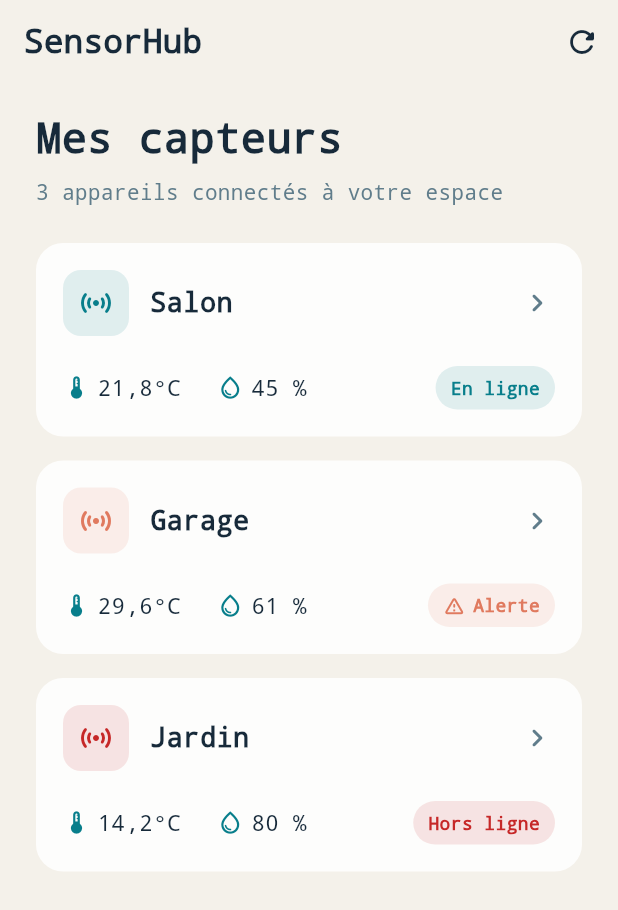
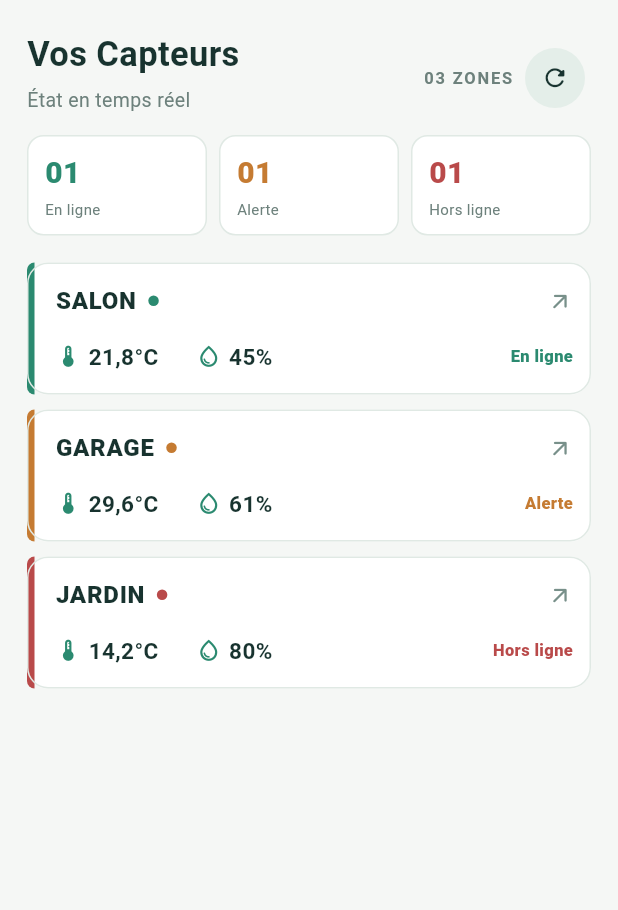
Before and after one commit to MathiasJourdain/SensorHub, a Flutter app: the screen it shows after launch, on a phone screen of 412 x 824 dp. Shown: the top 910 px of the screen. Run offline on Flutter 3.47's test engine with Material 3 defaults, Android fonts, the light colour scheme and no system bars; our stand-ins replace auto_route, freezed_annotation.

Commit message:
étape 3 et 4

```diff
--- a/lib/dashboard_view_model.dart
+++ b/lib/dashboard_view_model.dart
@@ -1,42 +1,58 @@
+import 'package:flutter/foundation.dart';
+
 import 'sensor.dart';
+import 'sensor_repository.dart';
 
-class DashboardViewModel {
-  const DashboardViewModel();
+sealed class AsyncState<T> {
+  const AsyncState();
+}
 
-  static const List<Sensor> _sensors = [
-    Sensor(
-      id: '1',
-      name: 'Salon',
-      temperature: 21.8,
-      humidity: 45,
-      battery: 82,
-      status: 'En ligne',
-    ),
-    Sensor(
-      id: '2',
-      name: 'Garage',
-      temperature: 29.6,
-      humidity: 61,
-      battery: 64,
-      status: 'Alerte',
-    ),
-    Sensor(
-      id: '3',
-      name: 'Jardin',
-      temperature: 14.2,
-      humidity: 80,
-      battery: 12,
-      status: 'Hors ligne',
-    ),
-  ];
+final class Loading<T> extends AsyncState<T> {
+  const Loading();
+}
 
-  List<Sensor> get sensors => _sensors;
+final class Content<T> extends AsyncState<T> {
+  final T value;
+  const Content(this.value);
+}
 
-  int get sensorCount => _sensors.length;
+final class Failure<T> extends AsyncState<T> {
+  final String message;
+  const Failure(this.message);
+}
 
+class DashboardViewModel extends ChangeNotifier {
+  final SensorRepository _repository;
+  AsyncState<List<Sensor>> _state = const Loading();
+  DashboardViewModel({SensorRepository? repository})
+    : _repository =
+          repository ??
+          (simulateRepositoryError
+              ? const FakeSensorRepository(error: 'Erreur réseau')
+              : const FakeSensorRepository());
+  AsyncState<List<Sensor>> get state => _state;
+  List<Sensor> get sensors => switch (_state) {
+    Content(value: final value) => value,
+    _ => const <Sensor>[],
+  };
+
+  int get sensorCount => sensors.length;
   int get onlineCount =>
-      _sensors.where((sensor) => sensor.status != 'Hors ligne').length;
+      sensors.where((sensor) => sensor.status != 'Hors ligne').length;
+  bool get hasOfflineSensors =>
+      sensors.any((sensor) => sensor.status == 'Hors ligne');
+  Future<void> load() async {
+    _setState(const Loading());
+    try {
+      final sensors = await _repository.fetchAll();
+      _setState(Content(List.unmodifiable(sensors)));
+    } catch (error) {
+      _setState(Failure(error.toString()));
+    }
+  }
 
-  bool get hasOfflineSensors =>
-      _sensors.any((sensor) => sensor.status == 'Hors ligne');
+  void _setState(AsyncState<List<Sensor>> value) {
+    _state = value;
+    notifyListeners();
+  }
 }
--- a/lib/main.dart
+++ b/lib/main.dart
@@ -4,6 +4,7 @@ import 'package:auto_route/auto_route.dart';
 import 'app_router.dart';
 import 'dashboard_view_model.dart';
 import 'sensor_card.dart';
+import 'sensor.dart';
 
 void main() {
   runApp(const MyApp());
@@ -19,19 +20,19 @@ class MyApp extends StatelessWidget {
       debugShowCheckedModeBanner: false,
       theme: ThemeData(
         useMaterial3: true,
-        scaffoldBackgroundColor: const Color(0xFFF4F1EA),
+        scaffoldBackgroundColor: const Color(0xFFF5F7F5),
         colorScheme:
             ColorScheme.fromSeed(
-              seedColor: const Color(0xFF087E8B),
+              seedColor: const Color(0xFF1D6B5B),
               brightness: Brightness.light,
             ).copyWith(
-              primary: const Color(0xFF087E8B),
-              onSurface: const Color(0xFF172A3A),
+              primary: const Color(0xFF1D6B5B),
+              onSurface: const Color(0xFF18332F),
             ),
-        fontFamily: 'monospace',
+        fontFamily: 'sans-serif',
         appBarTheme: const AppBarTheme(
           backgroundColor: Colors.transparent,
-          foregroundColor: Color(0xFF172A3A),
+          foregroundColor: Color(0xFF18332F),
           elevation: 0,
           scrolledUnderElevation: 0,
         ),
@@ -42,74 +43,220 @@ class MyApp extends StatelessWidget {
 }
 
 @RoutePage()
-class SensorListScreen extends StatelessWidget {
-  final DashboardViewModel viewModel;
+class SensorListScreen extends StatefulWidget {
+  final DashboardViewModel? viewModel;
 
-  const SensorListScreen({
-    super.key,
-    this.viewModel = const DashboardViewModel(),
+  const SensorListScreen({super.key, this.viewModel});
+
+  @override
+  State<SensorListScreen> createState() => _SensorListScreenState();
+}
+
+class _SensorListScreenState extends State<SensorListScreen> {
+  late final DashboardViewModel viewModel;
+  late final bool ownsViewModel;
+
+  @override
+  void initState() {
+    super.initState();
+    ownsViewModel = widget.viewModel == null;
+    viewModel = widget.viewModel ?? DashboardViewModel();
+    viewModel.load();
+  }
+
+  @override
+  void dispose() {
+    if (ownsViewModel) {
+      viewModel.dispose();
+    }
+    super.dispose();
+  }
+
+  @override
+  Widget build(BuildContext context) {
+    return Scaffold(
+      body: ListenableBuilder(
+        listenable: viewModel,
+        builder: (context, _) {
+          return SafeArea(
+            child: Padding(
+              padding: const EdgeInsets.fromLTRB(18, 16, 18, 12),
+              child: Column(
+                crossAxisAlignment: CrossAxisAlignment.start,
+                children: [
+                  const SizedBox(height: 4),
+                  Row(
+                    mainAxisAlignment: MainAxisAlignment.spaceBetween,
+                    crossAxisAlignment: CrossAxisAlignment.end,
+                    children: [
+                      const Column(
+                        crossAxisAlignment: CrossAxisAlignment.start,
+                        children: [
+                          Text(
+                            'Vos Capteurs',
+                            style: TextStyle(
+                              fontSize: 23,
+                              color: Color(0xFF18332F),
+                              fontWeight: FontWeight.w700,
+                            ),
+                          ),
+                          SizedBox(height: 4),
+                          Text(
+                            'État en temps réel',
+                            style: TextStyle(
+                              fontSize: 13,
+                              color: Color(0xFF6D817C),
+                            ),
+                          ),
+                        ],
+                      ),
+                      Row(
+                        children: [
+                          Text(
+                            '${viewModel.sensorCount.toString().padLeft(2, '0')} ZONES',
+                            style: const TextStyle(
+                              fontSize: 11,
+                              color: Color(0xFF6D817C),
+                              fontWeight: FontWeight.w700,
+                              letterSpacing: 1.2,
+                            ),
+                          ),
+                          const SizedBox(width: 4),
+                          IconButton(
+                            tooltip: 'Actualiser',
+                            onPressed: viewModel.load,
+                            icon: const Icon(Icons.refresh_rounded, size: 19),
+                            color: Color(0xFF18332F),
+                            style: IconButton.styleFrom(
+                              backgroundColor: Color(0xFFE4EEE9),
+                            ),
+                          ),
+                        ],
+                      ),
+                    ],
+                  ),
+                  const SizedBox(height: 14),
+                  _OverviewStrip(sensors: viewModel.sensors),
+                  const SizedBox(height: 18),
+                  Expanded(child: _buildState(context)),
+                ],
+              ),
+            ),
+          );
+        },
+      ),
+    );
+  }
+
+  Widget _buildState(BuildContext context) => switch (viewModel.state) {
+    Loading() => const Center(child: CircularProgressIndicator()),
+    Failure(message: final message) => Center(
+      child: Column(
+        mainAxisSize: MainAxisSize.min,
+        children: [
+          const Icon(Icons.error_outline_rounded, size: 42),
+          const SizedBox(height: 12),
+          Text(message, textAlign: TextAlign.center),
+          const SizedBox(height: 12),
+          FilledButton.icon(
+            onPressed: viewModel.load,
+            icon: const Icon(Icons.refresh_rounded),
+            label: const Text('Réessayer'),
+          ),
+        ],
+      ),
+    ),
+    Content(value: final sensors) when sensors.isEmpty => const Center(
+      child: Text('Aucun capteur disponible'),
+    ),
+    Content(value: final sensors) => ListView.builder(
+      itemCount: sensors.length,
+      itemBuilder: (context, index) {
+        final sensor = sensors[index];
+        return SensorCard(
+          sensor: sensor,
+          onTap: () => context.router.push(SensorDetailRoute(sensor: sensor)),
+        );
+      },
+    ),
+  };
+}
+
+class _OverviewStrip extends StatelessWidget {
+  final List<Sensor> sensors;
+
+  const _OverviewStrip({required this.sensors});
+
+  @override
+  Widget build(BuildContext context) {
+    final online = sensors
+        .where((sensor) => sensor.status == 'En ligne')
+        .length;
+    final alerts = sensors.where((sensor) => sensor.status == 'Alerte').length;
+    final offline = sensors
+        .where((sensor) => sensor.status == 'Hors ligne')
+        .length;
+
+    return Row(
+      children: [
+        _OverviewItem(
+          value: online,
+          label: 'En ligne',
+          color: const Color(0xFF2B8A70),
+        ),
+        const SizedBox(width: 8),
+        _OverviewItem(
+          value: alerts,
+          label: 'Alerte',
+          color: const Color(0xFFC57B32),
+        ),
+        const SizedBox(width: 8),
+        _OverviewItem(
+          value: offline,
+          label: 'Hors ligne',
+          color: const Color(0xFFB94A4A),
+        ),
+      ],
+    );
+  }
+}
+
+class _OverviewItem extends StatelessWidget {
+  final int value;
+  final String label;
+  final Color color;
+
+  const _OverviewItem({
+    required this.value,
+    required this.label,
+    required this.color,
   });
 
   @override
   Widget build(BuildContext context) {
-    return Scaffold(
-      appBar: AppBar(
-        title: const Text(
-          'SensorHub',
-          style: TextStyle(
-            color: Color(0xFF172A3A),
-            fontSize: 22,
-            fontWeight: FontWeight.w700,
-          ),
+    return Expanded(
+      child: Container(
+        padding: const EdgeInsets.fromLTRB(11, 10, 8, 10),
+        decoration: BoxDecoration(
+          color: Colors.white,
+          borderRadius: BorderRadius.circular(11),
+          border: Border.all(color: const Color(0xFFE0E9E4)),
         ),
-        actions: [
-          IconButton(
-            tooltip: 'Actualiser',
-            icon: const Icon(Icons.refresh_rounded),
-            mouseCursor: SystemMouseCursors.click,
-            hoverColor: const Color(0x1A087E8B),
-            splashColor: const Color(0x40087E8B),
-            highlightColor: const Color(0x30087E8B),
-            splashRadius: 25,
-            onPressed: () {
-              // Logique de rafraîchissement future
-            },
-          ),
-        ],
-      ),
-      body: Padding(
-        padding: const EdgeInsets.symmetric(horizontal: 24.0, vertical: 16.0),
         child: Column(
           crossAxisAlignment: CrossAxisAlignment.start,
           children: [
-            const Text(
-              'Mes capteurs',
+            Text(
+              value.toString().padLeft(2, '0'),
               style: TextStyle(
-                fontSize: 28,
-                color: Color(0xFF172A3A),
-                fontWeight: FontWeight.w700,
+                fontSize: 20,
+                color: color,
+                fontWeight: FontWeight.w800,
               ),
             ),
-            const SizedBox(height: 6),
+            const SizedBox(height: 2),
             Text(
-              '${viewModel.sensorCount} appareils connectés à votre espace',
-              style: TextStyle(color: Colors.blueGrey, fontSize: 14),
-            ),
-            const SizedBox(height: 24),
-            Expanded(
-              // 2. Afficher ces capteurs dans une liste
-              child: ListView.builder(
-                itemCount: viewModel.sensors.length,
-                itemBuilder: (context, index) {
-                  // 3. Extraire et utiliser le widget SensorCard
-                  final sensor = viewModel.sensors[index];
-                  return SensorCard(
-                    sensor: sensor,
-                    onTap: () =>
-                        context.router.push(SensorDetailRoute(sensor: sensor)),
-                  );
-                },
-              ),
+              label,
+              style: const TextStyle(fontSize: 10, color: Color(0xFF6D817C)),
             ),
           ],
         ),
--- a/lib/sensor_card.dart
+++ b/lib/sensor_card.dart
@@ -20,101 +20,102 @@ class _SensorCardState extends State<SensorCard> {
     final isOffline = widget.sensor.status == 'Hors ligne';
     final isAlert = widget.sensor.status == 'Alerte';
     final accent = isOffline
-        ? const Color(0xFFC62828)
+        ? const Color(0xFFB94A4A)
         : isAlert
-        ? const Color(0xFFE07A5F)
-        : const Color(0xFF087E8B);
+        ? const Color(0xFFC57B32)
+        : const Color(0xFF2B8A70);
 
     return AnimatedScale(
       scale: isPressed ? 0.97 : 1,
       duration: const Duration(milliseconds: 100),
       curve: Curves.easeOut,
       child: Card(
-        elevation: isPressed ? 1 : 0,
-        color: Colors.white.withValues(alpha: 0.86),
-        margin: const EdgeInsets.only(bottom: 16),
-        shape: RoundedRectangleBorder(borderRadius: BorderRadius.circular(18)),
+        elevation: 0,
+        color: const Color(0xFFFFFFFF),
+        margin: const EdgeInsets.only(bottom: 10),
+        shape: RoundedRectangleBorder(
+          borderRadius: BorderRadius.circular(14),
+          side: const BorderSide(color: Color(0xFFE0E9E4)),
+        ),
         child: InkWell(
           onTap: widget.onTap,
           onHighlightChanged: (value) => setState(() => isPressed = value),
-          borderRadius: BorderRadius.circular(18),
+          borderRadius: BorderRadius.circular(14),
           mouseCursor: SystemMouseCursors.click,
           hoverColor: accent.withValues(alpha: 0.08),
           splashColor: accent.withValues(alpha: 0.16),
           highlightColor: accent.withValues(alpha: 0.12),
+          child: IntrinsicHeight(
+            child: Row(
+              children: [
+                Container(
+                  width: 5,
+                  decoration: BoxDecoration(
+                    color: accent,
+                    borderRadius: const BorderRadius.horizontal(
+                      left: Radius.circular(14),
+                    ),
+                  ),
+                ),
+                Expanded(
                   child: Padding(
-            padding: const EdgeInsets.all(18),
+                    padding: const EdgeInsets.fromLTRB(14, 14, 12, 15),
                     child: Column(
                       children: [
                         Row(
                           children: [
+                            Text(
+                              widget.sensor.name.toUpperCase(),
+                              style: const TextStyle(
+                                fontSize: 16,
+                                color: Color(0xFF18332F),
+                                fontWeight: FontWeight.w800,
+                                letterSpacing: 0.5,
+                              ),
+                            ),
+                            const SizedBox(width: 8),
                             Container(
-                      padding: const EdgeInsets.all(10),
+                              width: 7,
+                              height: 7,
                               decoration: BoxDecoration(
-                        color: accent.withValues(alpha: 0.12),
-                        borderRadius: BorderRadius.circular(12),
-                      ),
-                      child: Icon(Icons.sensors_rounded, color: accent),
-                    ),
-                    const SizedBox(width: 14),
-                    Text(
-                      widget.sensor.name,
-                      style: const TextStyle(
-                        fontSize: 18,
-                        color: Color(0xFF172A3A),
-                        fontWeight: FontWeight.w700,
+                                color: accent,
+                                shape: BoxShape.circle,
                               ),
                             ),
                             const Spacer(),
-                    Icon(Icons.chevron_right_rounded, color: Colors.blueGrey),
+                            Icon(
+                              Icons.arrow_outward_rounded,
+                              size: 17,
+                              color: const Color(0xFF78908A),
+                            ),
                           ],
                         ),
-                const SizedBox(height: 20),
+                        const SizedBox(height: 15),
                         Row(
                           children: [
                             _Metric(
                               Icons.thermostat_rounded,
                               '${widget.sensor.temperature.toString().replaceAll('.', ',')}°C',
                             ),
-                    const SizedBox(width: 24),
+                            const SizedBox(width: 25),
                             _Metric(
                               Icons.water_drop_outlined,
-                      '${widget.sensor.humidity} %',
+                              '${widget.sensor.humidity}%',
                             ),
                             const Spacer(),
-                    Container(
-                      padding: const EdgeInsets.symmetric(
-                        horizontal: 10,
-                        vertical: 6,
-                      ),
-                      decoration: BoxDecoration(
-                        color: accent.withValues(alpha: 0.12),
-                        borderRadius: BorderRadius.circular(20),
-                      ),
-                      child: Row(
-                        mainAxisSize: MainAxisSize.min,
-                        children: [
-                          if (isAlert)
-                            Padding(
-                              padding: const EdgeInsets.only(right: 5),
-                              child: Icon(
-                                Icons.warning_amber_rounded,
-                                size: 15,
-                                color: accent,
-                              ),
-                            ),
                             Text(
                               widget.sensor.status,
                               style: TextStyle(
                                 color: accent,
-                              fontSize: 12,
-                              fontWeight: FontWeight.w700,
+                                fontSize: 11,
+                                fontWeight: FontWeight.w800,
                               ),
                             ),
                           ],
                         ),
+                      ],
                     ),
-                  ],
+                  ),
                 ),
               ],
             ),
@@ -136,11 +137,15 @@ class _Metric extends StatelessWidget {
     return Row(
       mainAxisSize: MainAxisSize.min,
       children: [
-        Icon(icon, size: 18, color: const Color(0xFF087E8B)),
+        Icon(icon, size: 17, color: const Color(0xFF2B8A70)),
         const SizedBox(width: 5),
         Text(
           value,
-          style: const TextStyle(fontSize: 15, color: Color(0xFF172A3A)),
+          style: const TextStyle(
+            fontSize: 15,
+            color: Color(0xFF18332F),
+            fontWeight: FontWeight.w700,
+          ),
         ),
       ],
     );
--- a/lib/sensor_detail_page.dart
+++ b/lib/sensor_detail_page.dart
@@ -14,10 +14,10 @@ class SensorDetailPage extends StatelessWidget {
     final isOffline = sensor.status == 'Hors ligne';
     final isAlert = sensor.status == 'Alerte';
     final statusColor = isOffline
-        ? const Color(0xFFC62828)
+        ? const Color(0xFFB94A4A)
         : isAlert
-        ? const Color(0xFFE07A5F)
-        : const Color(0xFF087E8B);
+        ? const Color(0xFFC57B32)
+        : const Color(0xFF2B8A70);
 
     return Scaffold(
       appBar: AppBar(
@@ -25,16 +25,16 @@ class SensorDetailPage extends StatelessWidget {
           tooltip: 'Retour',
           icon: const Icon(Icons.arrow_back),
           mouseCursor: SystemMouseCursors.click,
-          hoverColor: const Color(0x1A087E8B),
-          splashColor: const Color(0x40087E8B),
-          highlightColor: const Color(0x30087E8B),
+          hoverColor: const Color(0x1A2B8A70),
+          splashColor: const Color(0x402B8A70),
+          highlightColor: const Color(0x302B8A70),
           splashRadius: 25,
           onPressed: () => context.router.pop(),
         ),
         title: const Text(
-          "DÉTAIL D'UN CAPTEUR",
-          style: const TextStyle(
-            color: Color(0xFF172A3A),
+          'FICHE CAPTEUR',
+          style: TextStyle(
+            color: Color(0xFF20313D),
             fontSize: 18,
             fontWeight: FontWeight.w700,
           ),
@@ -44,17 +44,11 @@ class SensorDetailPage extends StatelessWidget {
         padding: const EdgeInsets.fromLTRB(28, 8, 28, 24),
         child: Container(
           width: double.infinity,
-          padding: const EdgeInsets.fromLTRB(20, 20, 20, 22),
+          padding: const EdgeInsets.fromLTRB(20, 22, 20, 22),
           decoration: BoxDecoration(
-            color: Colors.white.withValues(alpha: 0.88),
-            borderRadius: BorderRadius.circular(22),
-            boxShadow: const [
-              BoxShadow(
-                color: Color(0x18000000),
-                blurRadius: 20,
-                offset: Offset(0, 8),
-              ),
-            ],
+            color: Colors.white,
+            borderRadius: BorderRadius.circular(16),
+            border: Border.all(color: Color(0xFFE0E9E4)),
           ),
           child: Column(
             crossAxisAlignment: CrossAxisAlignment.start,
@@ -62,12 +56,22 @@ class SensorDetailPage extends StatelessWidget {
               Text(
                 sensor.name,
                 style: const TextStyle(
-                  fontSize: 26,
-                  color: Color(0xFF172A3A),
+                  fontSize: 28,
+                  color: Color(0xFF18332F),
                   fontWeight: FontWeight.w700,
                 ),
               ),
-              const SizedBox(height: 28),
+              const SizedBox(height: 12),
+              Text(
+                'DONNÉES DU JOUR',
+                style: TextStyle(
+                  fontSize: 11,
+                  color: Colors.green.shade700,
+                  fontWeight: FontWeight.w800,
+                  letterSpacing: 1.2,
+                ),
+              ),
+              const SizedBox(height: 20),
               Row(
                 children: [
                   Icon(
@@ -90,7 +94,7 @@ class SensorDetailPage extends StatelessWidget {
                   ),
                 ],
               ),
-              const SizedBox(height: 40),
+              const SizedBox(height: 32),
               _DetailRow(
                 'Température',
                 '${sensor.temperature.toString().replaceAll('.', ',')}°C',
@@ -101,7 +105,7 @@ class SensorDetailPage extends StatelessWidget {
               _DetailRow(
                 'État',
                 isOffline ? 'Hors ligne' : 'OK',
-                valueColor: isOffline ? const Color(0xFFC62828) : null,
+                valueColor: isOffline ? const Color(0xFFB94A4A) : null,
               ),
               const Spacer(),
               Text(
@@ -138,7 +142,7 @@ class _DetailRow extends StatelessWidget {
             value,
             style: const TextStyle(
               fontSize: 18,
-              color: Color(0xFF172A3A),
+              color: Color(0xFF18332F),
               fontWeight: FontWeight.w700,
             ).copyWith(color: valueColor),
           ),
--- /dev/null
+++ b/lib/sensor_repository.dart
@@ -0,0 +1,56 @@
+import 'sensor.dart';
+
+const bool simulateRepositoryError = bool.fromEnvironment(
+  'SIMULATE_ERROR',
+  defaultValue: false,
+);
+
+abstract interface class SensorRepository {
+  Future<List<Sensor>> fetchAll();
+}
+
+class FakeSensorRepository implements SensorRepository {
+  final List<Sensor> data;
+  final Duration delay;
+  final Object? error;
+
+  const FakeSensorRepository({
+    this.data = const [
+      Sensor(
+        id: '1',
+        name: 'Salon',
+        temperature: 21.8,
+        humidity: 45,
+        battery: 82,
+        status: 'En ligne',
+      ),
+      Sensor(
+        id: '2',
+        name: 'Garage',
+        temperature: 29.6,
+        humidity: 61,
+        battery: 64,
+        status: 'Alerte',
+      ),
+      Sensor(
+        id: '3',
+        name: 'Jardin',
+        temperature: 14.2,
+        humidity: 80,
+        battery: 12,
+        status: 'Hors ligne',
+      ),
+    ],
+    this.delay = Duration.zero,
+    this.error,
+  });
+
+  @override
+  Future<List<Sensor>> fetchAll() async {
+    await Future<void>.delayed(delay);
+    if (error != null) {
+      throw error!;
+    }
+    return List.unmodifiable(data);
+  }
+}
```
Also changed, not shown: 2 other files. Lines whose indentation alone changed are shown as unchanged.
